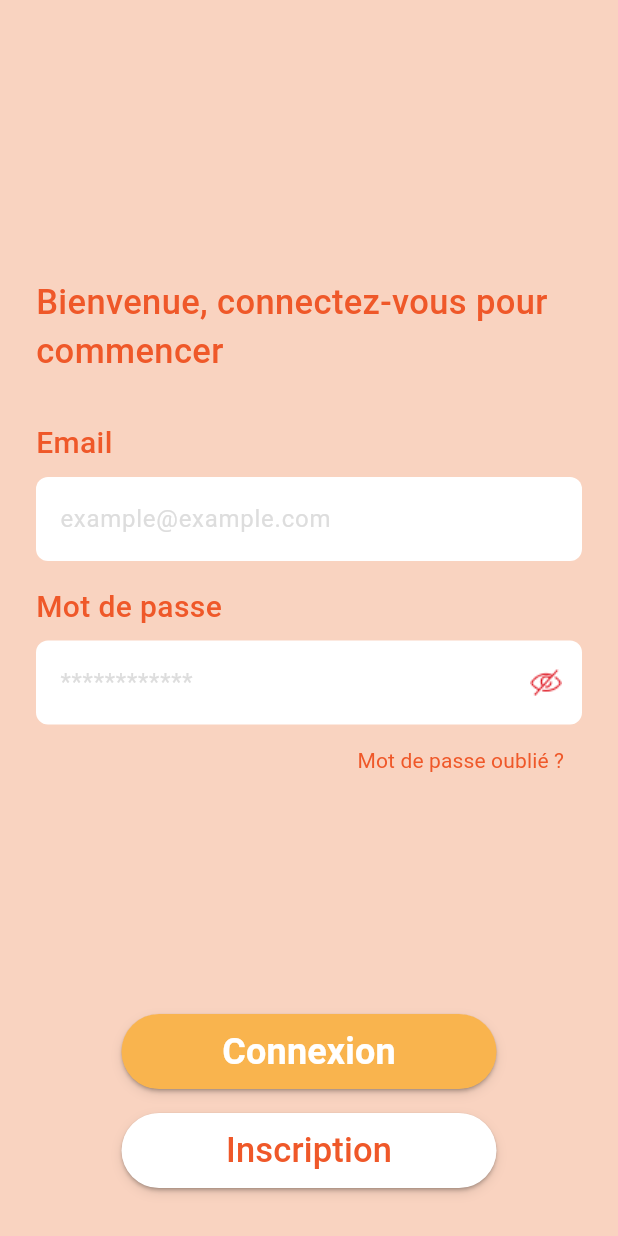
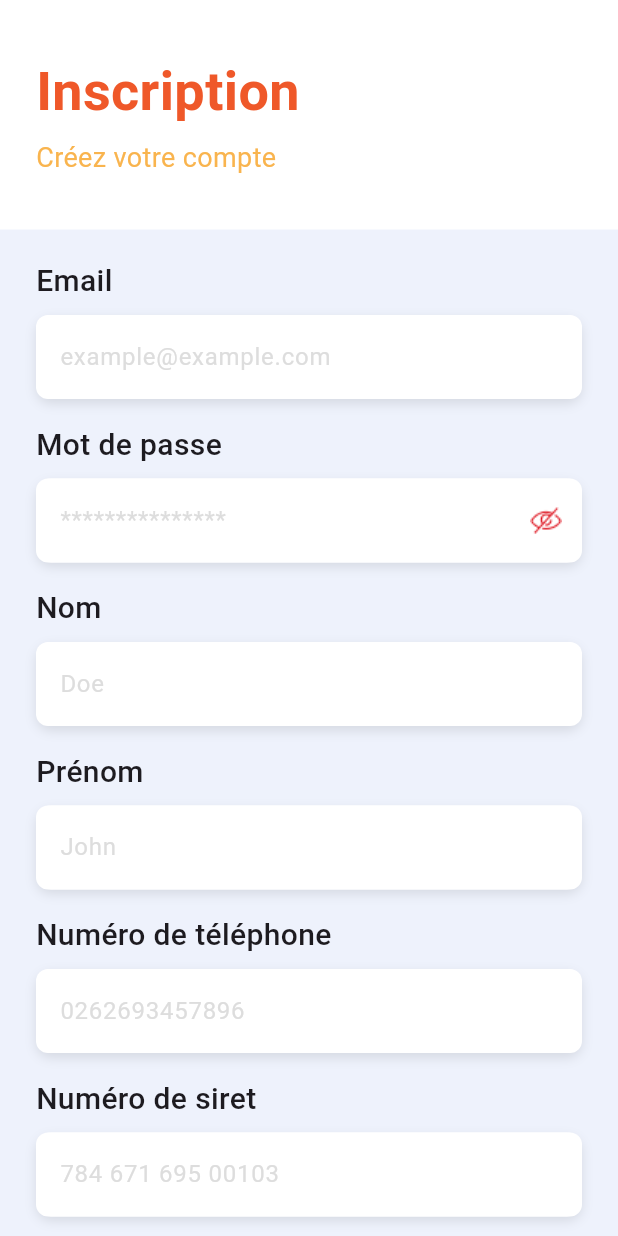
Before and after one commit to RomainDoyen/chicken_grills, a Flutter app: the screen it shows after launch, after a tap on "Inscription", on a phone screen of 412 x 824 dp. Run offline on Flutter 3.47's test engine with Material 3 defaults, Android fonts, the phone set to English and light mode, and no system bars; our stand-ins replace firebase_core; accounts and stored records are empty.

Commit message:
Création d'une page signup et d'une page de succès

```diff
--- a/lib/main.dart
+++ b/lib/main.dart
@@ -1,4 +1,5 @@
 import 'package:chicken_grills/pages/forms/login.dart';
+import 'package:chicken_grills/pages/forms/signup.dart';
 import 'package:chicken_grills/splash_screen.dart';
 import 'package:flutter/material.dart';
 import 'package:flutter/services.dart';
@@ -59,6 +60,7 @@ class _MyAppState extends State<MyApp> with WidgetsBindingObserver {
       routes: {
         '/': (context) => const MySplashScreen(), // SplashScreen
         '/login': (context) => const LoginPage(), // Page de connexion
+        '/signup': (context) => const SignupPage(), // Page d'inscription
       },
     );
   }
--- /dev/null
+++ b/lib/models/user_model.dart
@@ -0,0 +1,28 @@
+class User {
+  final String email;
+  final String password;
+  final String lastName;
+  final String firstName;
+  final String numSiret;
+  final String numTel;
+
+  User({
+    required this.email,
+    required this.password,
+    required this.lastName,
+    required this.firstName,
+    required this.numSiret,
+    required this.numTel,
+  });
+
+  Map<String, dynamic> toJson() {
+    return {
+      "email": email,
+      "passwordMd5": password,
+      "lastName": lastName,
+      "firstName": firstName,
+      "numSiret": numSiret,
+      "numTel": numTel,
+    };
+  }
+}
--- a/lib/pages/forms/login.dart
+++ b/lib/pages/forms/login.dart
@@ -255,7 +255,7 @@ class _LoginPageState extends State<LoginPage> {
                         ),
                         child: ElevatedButton(
                           onPressed: () {
-                            Navigator.pushNamed(context, '/signup-code');
+                            Navigator.pushNamed(context, '/signup');
                           },
                           style: ElevatedButton.styleFrom(
                             backgroundColor: Colors.white,
--- /dev/null
+++ b/lib/pages/forms/signup.dart
@@ -0,0 +1,309 @@
+import 'package:chicken_grills/pages/forms/login.dart';
+import 'package:chicken_grills/pages/signup_success.dart';
+import 'package:flutter/material.dart';
+import 'package:flutter/cupertino.dart';
+import 'package:chicken_grills/models/user_model.dart';
+//import 'package:chicken_grills/pages/widgets/custom_dropdown.dart';
+//import 'package:chicken_grills/services/api_service.dart';
+
+class SignupPage extends StatefulWidget {
+  const SignupPage({super.key});
+
+  @override
+  State<SignupPage> createState() => _SignupPageState();
+}
+
+class _SignupPageState extends State<SignupPage> {
+  final TextEditingController _emailController = TextEditingController();
+  final TextEditingController _passwordController = TextEditingController();
+  final TextEditingController _lastNameController = TextEditingController();
+  final TextEditingController _firstNameController = TextEditingController();
+  final TextEditingController _numSiret = TextEditingController();
+  final TextEditingController _numTelController = TextEditingController();
+  String? _selectedSpecialty;
+  bool _obscurePassword = true;
+  String? _errorMessage;
+
+  // Expression régulière pour vérifier un email valide
+  final RegExp emailRegex = RegExp(
+    r"^[a-zA-Z0-9._%+-]+@[a-zA-Z0-9.-]+\.[a-zA-Z]{2,}$",
+  );
+
+  // Expression régulière pour un mot de passe sécurisé
+  final RegExp passwordRegex = RegExp(
+    // r"^(?=.*[a-z])(?=.*[A-Z])(?=.*\d)[A-Za-z\d]{6,}$",
+    r"^(?=.*[a-z])(?=.*\d)[a-zA-Z\d]{6,}$", // sans les majuscules
+  );
+
+  // Vérification des champs
+  bool _validateFields() {
+    setState(() {
+      _errorMessage = null;
+    });
+
+    // Vérification des champs
+    if (_emailController.text.isEmpty) {
+      setState(() {
+        _errorMessage = "Veuillez remplir le champ Email";
+      });
+      return false;
+    } else if (!emailRegex.hasMatch(_emailController.text)) {
+      setState(() {
+        _errorMessage = "Veuillez entrer une adresse email valide";
+      });
+      return false;
+    } else if (_passwordController.text.isEmpty) {
+      setState(() {
+        _errorMessage = "Veuillez remplir le champ Mot de passe";
+      });
+      return false;
+    } else if (!passwordRegex.hasMatch(_passwordController.text)) {
+      setState(() {
+        _errorMessage = "Le mot de passe doit contenir au moins 6 caractères, une majuscule, une minuscule et un chiffre";
+      });
+      return false;
+    } else if (_lastNameController.text.isEmpty) {
+      setState(() {
+        _errorMessage = "Veuillez remplir le champ Nom";
+      });
+      return false;
+    } else if (_firstNameController.text.isEmpty) {
+      setState(() {
+        _errorMessage = "Veuillez remplir le champ Prénom";
+      });
+      return false;
+    } else if (_numTelController.text.isEmpty) {
+      setState(() {
+        _errorMessage = "Veuillez remplir le champ Numéro de téléphone";
+      });
+      return false;
+    } else if (_selectedSpecialty == null) {
+      setState(() {
+        _errorMessage = "Veuillez indiquez votre spécialitée";
+      });
+      return false;
+    } else if (_numSiret.text.isEmpty) {
+      setState(() {
+        _errorMessage = "Veuillez remplir le champ Numéro de siret";
+      });
+      return false;
+    }
+
+    return true;
+  }
+
+  void _signup() async {
+    if (!_validateFields()) return;
+
+    User newUser = User(
+      email: _emailController.text,
+      password: _passwordController.text,
+      lastName: _lastNameController.text,
+      firstName: _firstNameController.text,
+      numSiret: _numSiret.text,
+      numTel: _numTelController.text,
+    );
+
+    //final result = await ApiService.registerUser(newUser);
+
+    /*if (result["success"]) {
+      Navigator.pushReplacement(
+        context,
+        MaterialPageRoute(builder: (context) => const LoginPage()),
+      );
+      showModalBottomSheet(
+        context: context,
+        isDismissible: false,
+        isScrollControlled: true,
+        backgroundColor: Colors.transparent,
+        builder: (context) => const SignupSuccessPage(),
+      );
+    } else {
+      setState(() {
+        _errorMessage = result["message"];
+      });
+    }*/
+  }
+
+  @override
+  Widget build(BuildContext context) {
+    return Scaffold(
+      backgroundColor: const Color(0xFFEEF2FC),
+      body: SafeArea(
+        child: Expanded(
+          child: SingleChildScrollView(
+            child: Column(
+              crossAxisAlignment: CrossAxisAlignment.start,
+              children: [
+                Container(
+                  padding: const EdgeInsets.symmetric(horizontal: 24.0, vertical: 35),
+                  color: Colors.white,
+                  width: double.infinity,
+                  child: Column(
+                    crossAxisAlignment: CrossAxisAlignment.start,
+                    children: [
+                      const Text(
+                        "Inscription",
+                        style: TextStyle(
+                          //fontFamily: 'ArchivoNarrow',
+                          fontSize: 36,
+                          fontWeight: FontWeight.w700,
+                          color: Color(0xFFEF5829)
+                        ),
+                      ),
+                      const SizedBox(height: 6),
+                      const Text(
+                        "Créez votre compte",
+                        style: TextStyle(
+                          //fontFamily: 'ArchivoNarrow',
+                          fontWeight: FontWeight.w400,
+                          fontSize: 18,
+                          color: Color(0xFFF9B44E),
+                        ),
+                      ),
+                    ],
+                  ),
+                ),
+                Padding(
+                  padding: const EdgeInsets.symmetric(horizontal: 24.0),
+                  child: Column(
+                    crossAxisAlignment: CrossAxisAlignment.start,
+                    children: [
+                      const SizedBox(height: 20),
+                      _buildTextField("Email", _emailController, hintText: "example@example.com"),
+                      _buildTextField("Mot de passe", _passwordController, hintText: "***************", isPassword: true),
+                      _buildTextField("Nom", _lastNameController, hintText: "Doe"),
+                      _buildTextField("Prénom", _firstNameController, hintText: "John"),
+                      _buildTextField("Numéro de téléphone", _numTelController, hintText: "0262693457896"),
+                      _buildTextField("Numéro de siret", _numTelController, hintText: "784 671 695 00103"),
+                      const SizedBox(height: 20),
+                      if (_errorMessage != null)
+                        Padding(
+                          padding: const EdgeInsets.symmetric(vertical: 8.0),
+                          child: Text(
+                            _errorMessage!,
+                            style: const TextStyle(color: Colors.red, fontWeight: FontWeight.bold),
+                          ),
+                        ),
+                      Center(
+                        child: SizedBox(
+                          width: 250,
+                          height: 45,
+                          child: ElevatedButton(
+                            onPressed: _signup,
+                            style: ElevatedButton.styleFrom(
+                              backgroundColor: const Color(0xFFEF5829),
+                              shape: RoundedRectangleBorder(
+                                borderRadius: BorderRadius.circular(30),
+                              ),
+                            ),
+                            child: const Text(
+                              "Inscription",
+                              style: TextStyle(
+                                //fontFamily: 'ArchivoNarrow',
+                                fontSize: 20,
+                                fontWeight: FontWeight.w700,
+                                color: Colors.white
+                              ),
+                            ),
+                          ),
+                        ),
+                      ),
+                      const SizedBox(height: 10),
+                      Center(
+                        child: GestureDetector(
+                          onTap: () {
+                            Navigator.push(
+                              context,
+                              CupertinoPageRoute(builder: (context) => const LoginPage()),
+                            );
+                          },
+                          child: const Text.rich(
+                            TextSpan(
+                              text: "Vous avez un compte ? ",
+                              style: TextStyle(
+                                //fontFamily: 'ArchivoNarrow',
+                                fontSize: 14,
+                                fontWeight: FontWeight.w400
+                              ),
+                              children: [
+                                TextSpan(
+                                  text: "Connectez-vous !",
+                                  style: TextStyle(
+                                    //fontFamily: 'ArchivoNarrow',
+                                    fontSize: 14,
+                                    color: Color(0xFFEF5829),
+                                    fontWeight: FontWeight.w400,
+                                  ),
+                                ),
+                              ],
+                            ),
+                          ),
+                        ),
+                      ),
+                      const SizedBox(height: 30),
+                    ],
+                  ),
+                ),
+              ],
+            ),
+          ),
+        ),
+      ),
+    );
+  }
+
+  Widget _buildTextField(String label, TextEditingController controller, {bool isPassword = false, String? hintText}) {
+    return Column(
+      crossAxisAlignment: CrossAxisAlignment.start,
+      children: [
+        Text(label, style: const TextStyle(
+          fontWeight: FontWeight.w500,
+          fontSize: 20,
+          //fontFamily: 'ArchivoNarrow',
+        )),
+        const SizedBox(height: 8),
+        Container(
+          decoration: BoxDecoration(
+            color: Colors.white,
+            borderRadius: BorderRadius.circular(10),
+            boxShadow: [
+              BoxShadow(
+                color: Colors.black.withOpacity(0.1),
+                blurRadius: 6,
+                offset: const Offset(0, 3),
+              ),
+            ],
+          ),
+          child: TextField(
+            controller: controller,
+            obscureText: isPassword && _obscurePassword,
+            decoration: InputDecoration(
+              hintText: hintText,
+              hintStyle: TextStyle(color: Color(0xFFDDDDDD)),
+              border: OutlineInputBorder(
+                borderRadius: BorderRadius.circular(8),
+                borderSide: BorderSide.none,
+              ),
+              filled: true,
+              fillColor: Colors.white,
+              suffixIcon: isPassword
+                  ? IconButton(
+                      icon: _obscurePassword
+                            ? Image.asset("assets/images/eye-slash.png")
+                            : Image.asset("assets/images/eye.png"),
+                      onPressed: () {
+                        setState(() {
+                          _obscurePassword = !_obscurePassword;
+                        });
+                      },
+                    )
+                  : null,
+            ),
+          ),
+        ),
+        const SizedBox(height: 16),
+      ],
+    );
+  }
+}
```
Also changed, not shown: lib/pages/signup_success.dart (added, +82 -0 lines), assets/images/check-circle.png (added).
